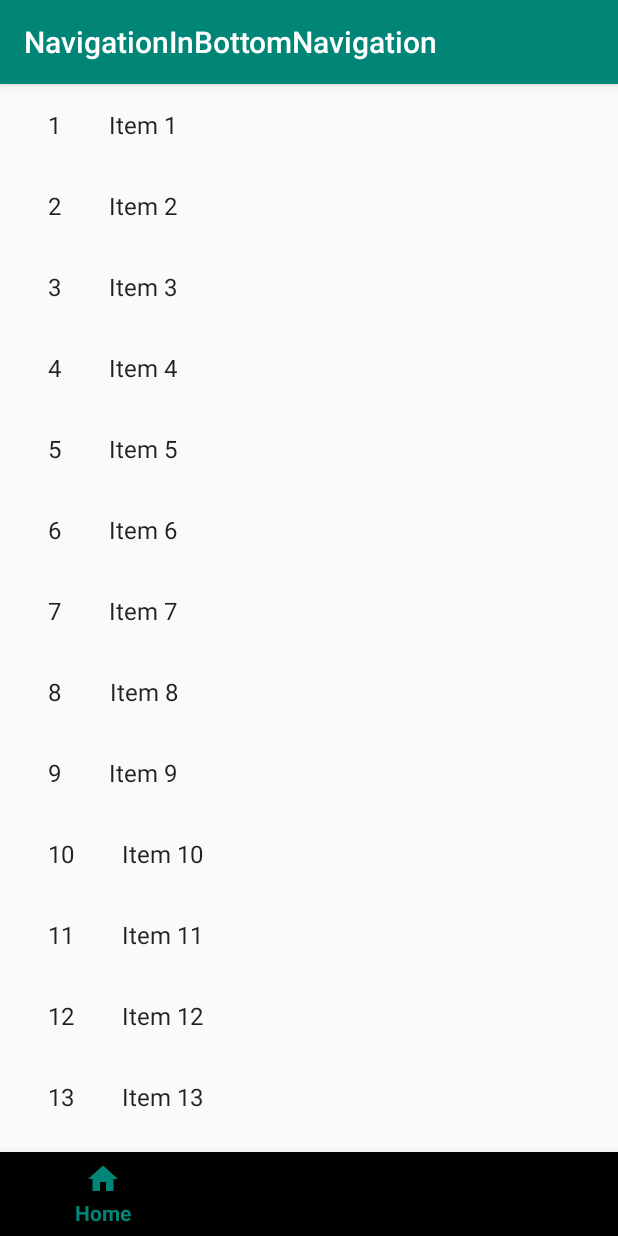
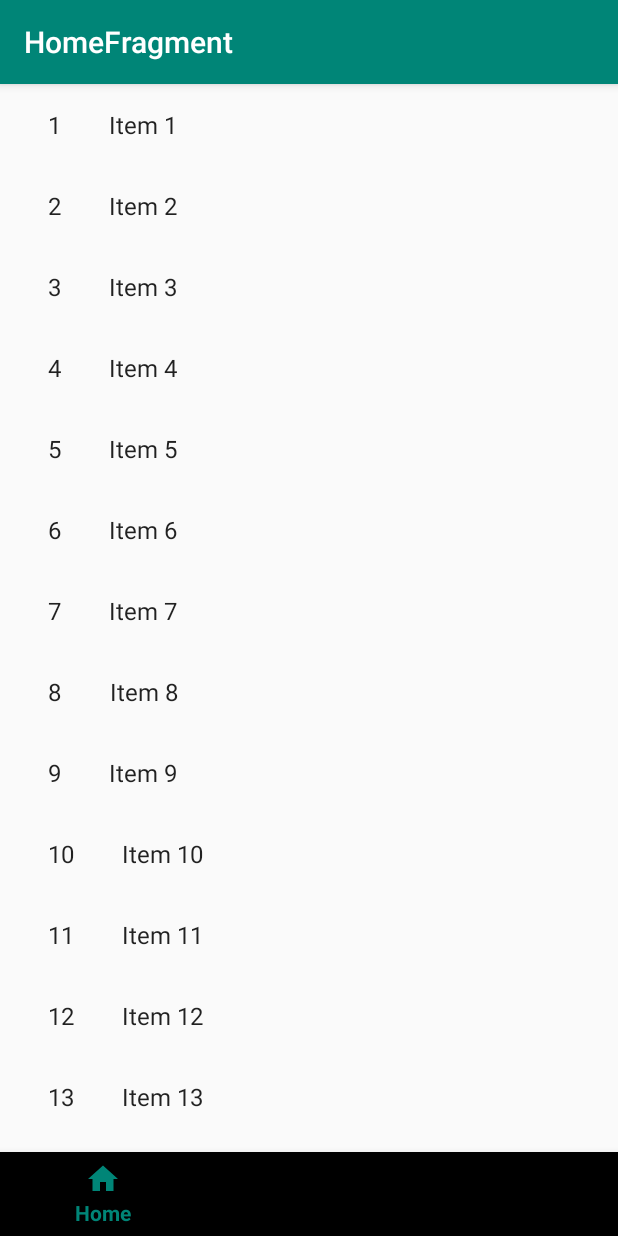
Before and after one commit to Pooh3Mobi/Kotlin-Android-Navigation-BottomNavigation, an Android app: the screen it shows after launch (MainActivity), on a phone screen of 412 x 824 dp. Run offline under Robolectric (Android 15) with nearby library versions, the phone set to English and light mode, and no system bars; our stand-ins replace navigation-ui.

```diff
--- a/app/build.gradle
+++ b/app/build.gradle
@@ -25,7 +25,7 @@ android {
 }
 
 dependencies {
-    def navigationVersion = "1.0.0-alpha01"
+    def navigationVersion = "1.0.0-alpha02"
 
     implementation fileTree(dir: 'libs', include: ['*.jar'])
     implementation "org.jetbrains.kotlin:kotlin-stdlib-jdk7:$rootProject.kotlinVersion"
@@ -42,4 +42,6 @@ dependencies {
 
     implementation 'android.arch.navigation:navigation-fragment:' + navigationVersion
     implementation 'android.arch.navigation:navigation-ui:' + navigationVersion
+    implementation 'android.arch.navigation:navigation-fragment-ktx:' + navigationVersion
+    implementation 'android.arch.navigation:navigation-ui-ktx:' + navigationVersion  // use -ktx for Kotlin
 }
--- a/app/src/main/java/mobi/pooh3/navigationinbottomnavigation/MainActivity.kt
+++ b/app/src/main/java/mobi/pooh3/navigationinbottomnavigation/MainActivity.kt
@@ -2,9 +2,9 @@ package mobi.pooh3.navigationinbottomnavigation
 
 import android.support.v7.app.AppCompatActivity
 import android.os.Bundle
-import androidx.navigation.NavController
-import androidx.navigation.fragment.NavHostFragment
-import androidx.navigation.ui.NavigationUI
+import androidx.navigation.Navigation
+import androidx.navigation.ui.NavigationUI.setupActionBarWithNavController
+import androidx.navigation.ui.setupWithNavController
 import kotlinx.android.synthetic.main.activity_main.*
 
 class MainActivity : AppCompatActivity() {
@@ -13,16 +13,12 @@ class MainActivity : AppCompatActivity() {
         super.onCreate(savedInstanceState)
         setContentView(R.layout.activity_main)
 
-        val host: NavHostFragment = supportFragmentManager
-                .findFragmentById(R.id.my_nav_host_fragment) as NavHostFragment? ?: return
-
-        val navController = host.navController
-        setupBottomNavMenu(navController)
+        bottom_nav_view.setupWithNavController(Navigation.findNavController(this, R.id.my_nav_host_fragment))
+        setupActionBarWithNavController(this, Navigation.findNavController(this, R.id.my_nav_host_fragment))
 
     }
-    private fun setupBottomNavMenu(navController: NavController) {
-        bottom_nav_view.let { bottomNavView ->
-            NavigationUI.setupWithNavController(bottomNavView, navController)
-        }
-    }
+
+//    override fun onSupportNavigateUp(): Boolean {
+//        return Navigation.findNavController(this, R.id.my_nav_host_fragment).navigateUp()
+//    }
 }
```
